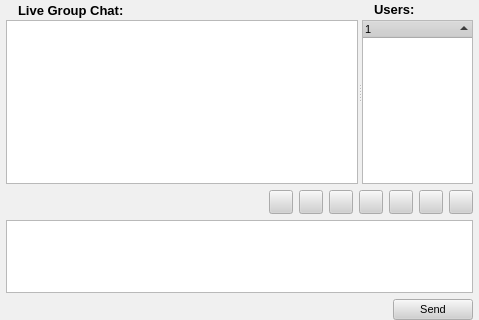
First picture: the form in retroshare-gui/src/gui/BlogDialog.ui, repository RetroShare/RetroShare, before the edit.
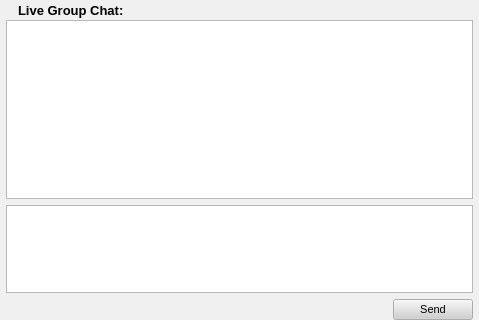
Second picture: the form after the edit. Icons and pictures are not drawn.

Commit message: Added very very basic functionality to the BlogDialog. Still learning here.

What changed in the file:
```diff
--- a/retroshare-gui/src/gui/BlogDialog.ui
+++ b/retroshare-gui/src/gui/BlogDialog.ui
@@ -650,365 +650,10 @@
        </item>
       </layout>
      </widget>
-     <widget class="QWidget" name="layoutWidget" >
-      <layout class="QGridLayout" >
-       <property name="leftMargin" >
-        <number>0</number>
-       </property>
-       <property name="topMargin" >
-        <number>0</number>
-       </property>
-       <property name="rightMargin" >
-        <number>0</number>
-       </property>
-       <property name="bottomMargin" >
-        <number>0</number>
-       </property>
-       <property name="horizontalSpacing" >
-        <number>0</number>
-       </property>
-       <property name="verticalSpacing" >
-        <number>0</number>
-       </property>
-       <item row="0" column="0" >
-        <layout class="QGridLayout" >
-         <property name="leftMargin" >
-          <number>0</number>
-         </property>
-         <property name="topMargin" >
-          <number>0</number>
-         </property>
-         <property name="rightMargin" >
-          <number>0</number>
-         </property>
-         <property name="bottomMargin" >
-          <number>0</number>
-         </property>
-         <property name="horizontalSpacing" >
-          <number>6</number>
-         </property>
-         <property name="verticalSpacing" >
-          <number>6</number>
-         </property>
-         <item row="0" column="1" >
-          <spacer>
-           <property name="orientation" >
-            <enum>Qt::Horizontal</enum>
-           </property>
-           <property name="sizeType" >
-            <enum>QSizePolicy::Expanding</enum>
-           </property>
-           <property name="sizeHint" >
-            <size>
-             <width>41</width>
-             <height>20</height>
-            </size>
-           </property>
-          </spacer>
-         </item>
-         <item row="0" column="0" >
-          <layout class="QGridLayout" >
-           <property name="leftMargin" >
-            <number>0</number>
-           </property>
-           <property name="topMargin" >
-            <number>0</number>
-           </property>
-           <property name="rightMargin" >
-            <number>0</number>
-           </property>
-           <property name="bottomMargin" >
-            <number>0</number>
-           </property>
-           <property name="horizontalSpacing" >
-            <number>6</number>
-           </property>
-           <property name="verticalSpacing" >
-            <number>6</number>
-           </property>
-           <item row="0" column="1" >
-            <widget class="QLabel" name="label_14" >
-             <property name="sizePolicy" >
-              <sizepolicy vsizetype="Fixed" hsizetype="Preferred" >
-               <horstretch>0</horstretch>
-               <verstretch>0</verstretch>
-              </sizepolicy>
-             </property>
-             <property name="font" >
-              <font>
-               <pointsize>10</pointsize>
-               <weight>75</weight>
-               <bold>true</bold>
-              </font>
-             </property>
-             <property name="text" >
-              <string>Users:</string>
-             </property>
-            </widget>
-           </item>
-           <item row="0" column="0" >
-            <widget class="QLabel" name="label_2" >
-             <property name="text" >
-              <string/>
-             </property>
-             <property name="pixmap" >
-              <pixmap resource="images.qrc" >:/images/peers_16x16.png</pixmap>
-             </property>
-            </widget>
-           </item>
-          </layout>
-         </item>
-        </layout>
-       </item>
-       <item row="1" column="0" >
-        <widget class="QTreeWidget" name="msgSendList" >
-         <property name="sizePolicy" >
-          <sizepolicy vsizetype="Ignored" hsizetype="Ignored" >
-           <horstretch>0</horstretch>
-           <verstretch>0</verstretch>
-          </sizepolicy>
-         </property>
-         <property name="minimumSize" >
-          <size>
-           <width>20</width>
-           <height>0</height>
-          </size>
-         </property>
-         <property name="sizeIncrement" >
-          <size>
-           <width>0</width>
-           <height>0</height>
-          </size>
-         </property>
-         <property name="contextMenuPolicy" >
-          <enum>Qt::CustomContextMenu</enum>
-         </property>
-         <property name="sortingEnabled" >
-          <bool>true</bool>
-         </property>
-         <column>
-          <property name="text" >
-           <string>1</string>
-          </property>
-         </column>
-        </widget>
-       </item>
-      </layout>
-     </widget>
     </widget>
    </item>
    <item row="1" column="0" >
     <layout class="QGridLayout" >
-     <item row="0" column="0" >
-      <layout class="QGridLayout" >
-       <property name="leftMargin" >
-        <number>0</number>
-       </property>
-       <property name="topMargin" >
-        <number>0</number>
-       </property>
-       <property name="rightMargin" >
-        <number>0</number>
-       </property>
-       <property name="bottomMargin" >
-        <number>0</number>
-       </property>
-       <property name="horizontalSpacing" >
-        <number>6</number>
-       </property>
-       <property name="verticalSpacing" >
-        <number>6</number>
-       </property>
-       <item row="0" column="0" >
-        <spacer>
-         <property name="orientation" >
-          <enum>Qt::Horizontal</enum>
-         </property>
-         <property name="sizeHint" >
-          <size>
-           <width>321</width>
-           <height>20</height>
-          </size>
-         </property>
-        </spacer>
-       </item>
-       <item row="0" column="4" >
-        <widget class="QPushButton" name="textitalicChatButton" >
-         <property name="minimumSize" >
-          <size>
-           <width>24</width>
-           <height>24</height>
-          </size>
-         </property>
-         <property name="maximumSize" >
-          <size>
-           <width>24</width>
-           <height>24</height>
-          </size>
-         </property>
-         <property name="toolTip" >
-          <string>Underline</string>
-         </property>
-         <property name="text" >
-          <string/>
-         </property>
-         <property name="icon" >
-          <iconset resource="images.qrc" >:/images/edit-italic.png</iconset>
-         </property>
-         <property name="checkable" >
-          <bool>true</bool>
-         </property>
-        </widget>
-       </item>
-       <item row="0" column="3" >
-        <widget class="QPushButton" name="textunderlineChatButton" >
-         <property name="minimumSize" >
-          <size>
-           <width>24</width>
-           <height>24</height>
-          </size>
-         </property>
-         <property name="maximumSize" >
-          <size>
-           <width>24</width>
-           <height>24</height>
-          </size>
-         </property>
-         <property name="toolTip" >
-          <string>Italic</string>
-         </property>
-         <property name="text" >
-          <string/>
-         </property>
-         <property name="icon" >
-          <iconset resource="images.qrc" >:/images/edit-underline.png</iconset>
-         </property>
-         <property name="checkable" >
-          <bool>true</bool>
-         </property>
-        </widget>
-       </item>
-       <item row="0" column="2" >
-        <widget class="QPushButton" name="textboldChatButton" >
-         <property name="minimumSize" >
-          <size>
-           <width>24</width>
-           <height>24</height>
-          </size>
-         </property>
-         <property name="maximumSize" >
-          <size>
-           <width>24</width>
-           <height>24</height>
-          </size>
-         </property>
-         <property name="toolTip" >
-          <string>Bold</string>
-         </property>
-         <property name="text" >
-          <string/>
-         </property>
-         <property name="icon" >
-          <iconset resource="images.qrc" >:/images/edit-bold.png</iconset>
-         </property>
-         <property name="checkable" >
-          <bool>true</bool>
-         </property>
-        </widget>
-       </item>
-       <item row="0" column="6" >
-        <widget class="QPushButton" name="colorChatButton" >
-         <property name="minimumSize" >
-          <size>
-           <width>24</width>
-           <height>24</height>
-          </size>
-         </property>
-         <property name="maximumSize" >
-          <size>
-           <width>24</width>
-           <height>24</height>
-          </size>
-         </property>
-         <property name="toolTip" >
-          <string>Text Color</string>
-         </property>
-         <property name="text" >
-          <string/>
-         </property>
-        </widget>
-       </item>
-       <item row="0" column="5" >
-        <widget class="QPushButton" name="fontsButton" >
-         <property name="minimumSize" >
-          <size>
-           <width>24</width>
-           <height>24</height>
-          </size>
-         </property>
-         <property name="maximumSize" >
-          <size>
-           <width>24</width>
-           <height>24</height>
-          </size>
-         </property>
-         <property name="toolTip" >
-          <string>Font</string>
-         </property>
-         <property name="text" >
-          <string/>
-         </property>
-        </widget>
-       </item>
-       <item row="0" column="1" >
-        <widget class="QPushButton" name="emoticonBtn" >
-         <property name="minimumSize" >
-          <size>
-           <width>24</width>
-           <height>24</height>
-          </size>
-         </property>
-         <property name="maximumSize" >
-          <size>
-           <width>24</width>
-           <height>24</height>
-          </size>
-         </property>
-         <property name="text" >
-          <string/>
-         </property>
-         <property name="icon" >
-          <iconset resource="images.qrc" >:/images/emoticons/kopete/kopete020.png</iconset>
-         </property>
-         <property name="iconSize" >
-          <size>
-           <width>24</width>
-           <height>24</height>
-          </size>
-         </property>
-        </widget>
-       </item>
-       <item row="0" column="7" >
-        <widget class="QPushButton" name="menuButton" >
-         <property name="minimumSize" >
-          <size>
-           <width>24</width>
-           <height>24</height>
-          </size>
-         </property>
-         <property name="maximumSize" >
-          <size>
-           <width>24</width>
-           <height>24</height>
-          </size>
-         </property>
-         <property name="text" >
-          <string/>
-         </property>
-        </widget>
-       </item>
-      </layout>
-     </item>
      <item row="1" column="0" >
       <widget class="QTextEdit" name="lineEdit" >
        <property name="sizePolicy" >
```
Left out of the diff: 5 changed lines with no effect on the pictures. The commit also changes 2 other files.
